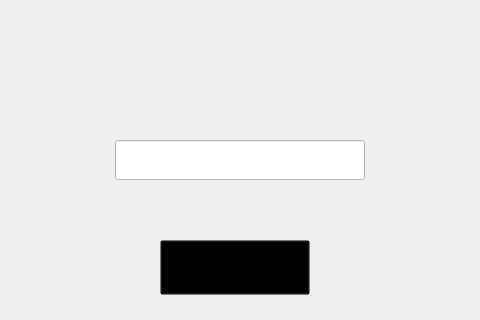
cmlblbn/black_jack_cpp, file oyun_v.1/mainwindow.ui: the form before one commit; both pictures show x 215 to 695 and y 230 to 550 of the 901 by 676 pixel window.
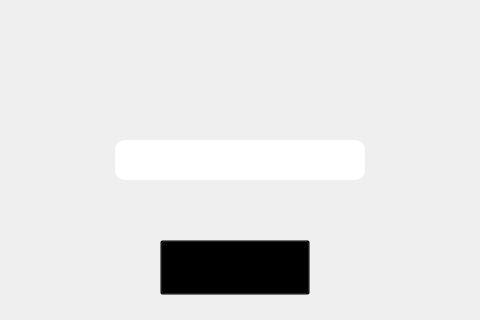
The form after the commit. Icons and pictures are not drawn.

Patch:
```diff
--- a/oyun_v.1/mainwindow.ui
+++ b/oyun_v.1/mainwindow.ui
@@ -275,14 +275,20 @@
     </property>
     <property name="font">
      <font>
-      <pointsize>16</pointsize>
+      <pointsize>12</pointsize>
+      <italic>false</italic>
+      <bold>false</bold>
      </font>
     </property>
     <property name="styleSheet">
-     <string notr="true">background-color: rgb(255, 255, 255);
-border-color: rgb(255, 255, 255);
+     <string notr="true">
+background:rgb(255,255,255);
 color: rgb(255, 255, 255);
-</string>
+font: 12pt &quot;Algerian&quot;;
+border-radius:10px;</string>
+    </property>
+    <property name="text">
+     <string/>
     </property>
    </widget>
    <widget class="QPushButton" name="playButton">
```
Left out of the diff: 18 changed lines with no effect on the pictures.
